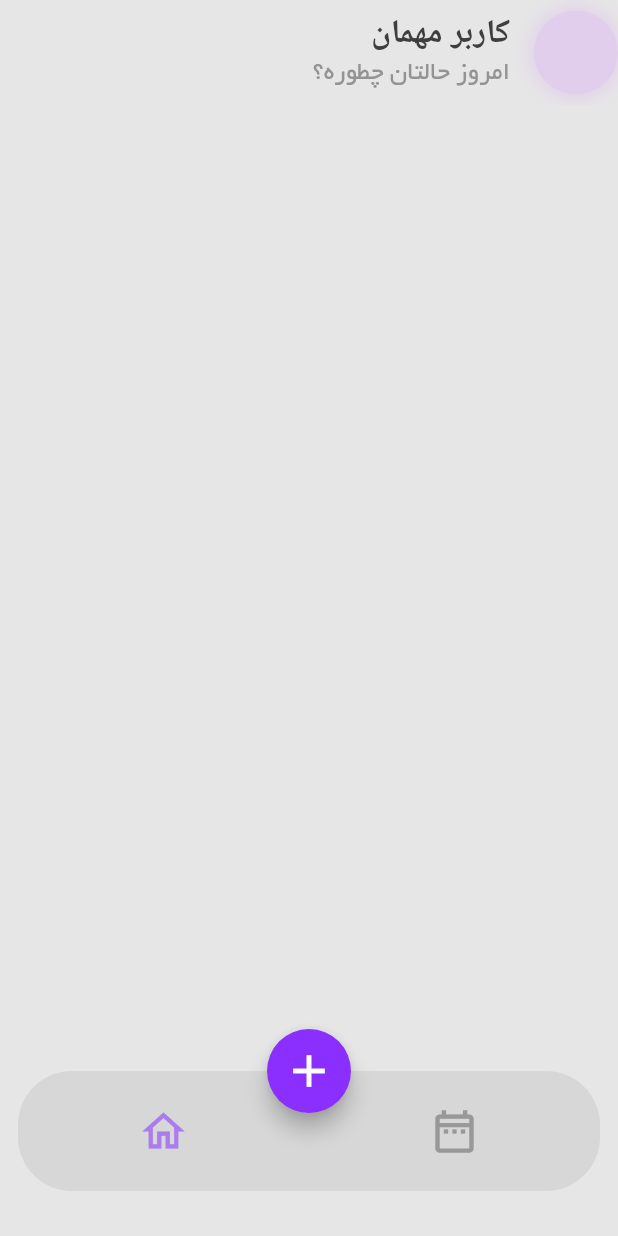
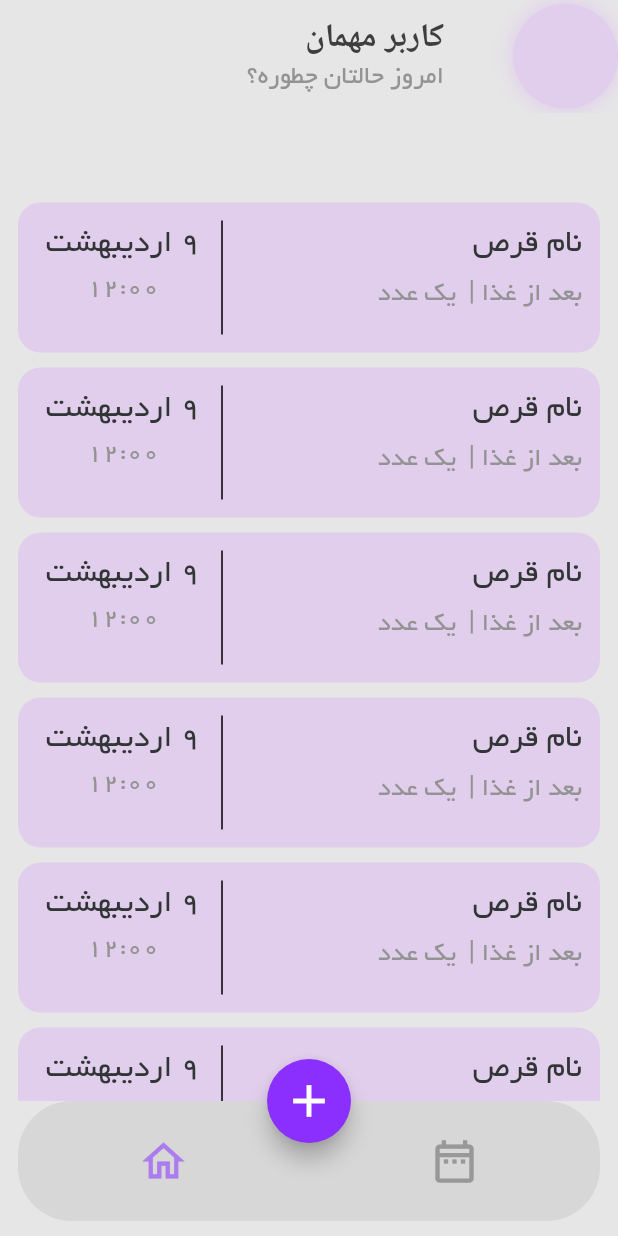
Before and after one commit to abbasihamed/medical_reminder, a Flutter app: the screen it shows after launch, on a phone screen of 412 x 824 dp. Run offline on Flutter 3.47's test engine with Material 3 defaults, Android fonts, the phone set to English and light mode, and no system bars; our stand-ins replace floor, flutter_bloc, get_it, sqflite; missing offline and left inert: persian_datetime_picker, time_picker_spinner; accounts and stored records are empty; generated files the repository leaves out were written again.

Commit message:
design home screen

```diff
--- /dev/null
+++ b/devtools_options.yaml
@@ -0,0 +1 @@
+extensions:
--- a/lib/config/app_theme.dart
+++ b/lib/config/app_theme.dart
@@ -60,6 +60,12 @@ class AppTheme {
           fontWeight: FontWeight.w400,
           fontStyle: FontStyle.normal,
         ),
+        bodyLarge: TextStyle(
+          fontSize: 22,
+          color: Color(0XFF313536),
+          fontWeight: FontWeight.w500,
+          fontStyle: FontStyle.normal,
+        ),
         labelLarge: TextStyle(
           fontSize: 22,
           color: Color(0XFFF7F5FF),
--- a/lib/presentations/screens/add_event_screen.dart
+++ b/lib/presentations/screens/add_event_screen.dart
@@ -80,7 +80,7 @@ class _AddEventBodyState extends State<AddEventBody> {
           children: [
             Text('نام دارو', style: context.textThem().labelMedium),
             TextFormField(
-              maxLength: 100,
+              maxLength: 60,
               minLines: 1,
               maxLines: 1,
               controller: pillNameController,
--- a/lib/presentations/screens/home_screen.dart
+++ b/lib/presentations/screens/home_screen.dart
@@ -1,5 +1,8 @@
+import 'package:flutter/cupertino.dart';
 import 'package:flutter/material.dart';
+import 'package:flutter/widgets.dart';
 import 'package:medical_reminder/core/extentions.dart';
+import 'package:persian_datetime_picker/persian_datetime_picker.dart';
 
 class HomeScreen extends StatelessWidget {
   const HomeScreen({super.key});
@@ -8,7 +11,7 @@ class HomeScreen extends StatelessWidget {
   Widget build(BuildContext context) {
     return Scaffold(
       appBar: AppBar(
-        toolbarHeight: 70,
+        toolbarHeight: 75,
         title: Column(
           crossAxisAlignment: CrossAxisAlignment.start,
           children: [
@@ -16,9 +19,11 @@ class HomeScreen extends StatelessWidget {
             Text('امروز حالتان چطوره؟', style: context.textThem().titleMedium),
           ],
         ),
-        leading: Container(
-          height: 60,
-          width: 60,
+        leading: Align(
+          alignment: Alignment.centerRight,
+          child: Container(
+            height: 70,
+            width: 70,
             decoration: BoxDecoration(
                 shape: BoxShape.circle,
                 color: context.theme().colorScheme.primary,
@@ -32,9 +37,81 @@ class HomeScreen extends StatelessWidget {
                 ]),
           ),
         ),
-      body: const SingleChildScrollView(
+        leadingWidth: 100,
+      ),
+      body: SingleChildScrollView(
         child: Column(
-          children: [],
+          crossAxisAlignment: CrossAxisAlignment.start,
+          children: [
+            SizedBox(
+              height: 50,
+              child: TextButton(
+                onPressed: () {},
+                child: Text(
+                  '${Jalali.now().formatter.d} ${Jalali.now().formatter.mN}',
+                  style: context.textThem().headlineMedium,
+                ),
+              ),
+            ),
+            SizedBox(
+              height: context.height() * 0.75,
+              width: context.width(),
+              child: ListView.builder(
+                itemCount: 20,
+                padding: const EdgeInsets.only(
+                  left: 12,
+                  right: 12,
+                  bottom: 100,
+                ),
+                itemBuilder: (context, index) {
+                  return Container(
+                    height: 100,
+                    width: context.width(),
+                    margin: const EdgeInsets.only(top: 10),
+                    padding: const EdgeInsets.all(12),
+                    decoration: BoxDecoration(
+                      color: const Color(0xFFE1CEEC),
+                      borderRadius: BorderRadius.circular(15),
+                    ),
+                    child: Row(
+                      children: [
+                        Expanded(
+                          flex: 2,
+                          child: Column(
+                            crossAxisAlignment: CrossAxisAlignment.start,
+                            children: [
+                              Text(
+                                'نام قرص',
+                                style: context.textThem().bodyLarge,
+                                overflow: TextOverflow.ellipsis,
+                              ),
+                              Text(
+                                'بعد از غذا |  یک عدد',
+                                style: context.textThem().titleMedium,
+                                overflow: TextOverflow.ellipsis,
+                              ),
+                            ],
+                          ),
+                        ),
+                        const VerticalDivider(),
+                        Expanded(
+                          flex: 1,
+                          child: Column(
+                            children: [
+                              Text('9 اردیبهشت',
+                                  style: context.textThem().bodyLarge),
+                              Text('12:00',
+                                  style: context.textThem().titleMedium),
+                            ],
+                          ),
+                        )
+                      ],
+                    ),
+                  );
+                },
+              ),
+            )
+          ],
         ),
       ),
     );
--- a/lib/presentations/widgets/custom_bottom_navigation.dart
+++ b/lib/presentations/widgets/custom_bottom_navigation.dart
@@ -1,3 +1,5 @@
+import 'dart:io';
+
 import 'package:flutter/material.dart';
 import 'package:medical_reminder/core/extentions.dart';
 
@@ -13,7 +15,11 @@ class CustomNavBar extends StatelessWidget {
     return Container(
       width: double.infinity,
       height: 80,
-      margin: const EdgeInsets.only(bottom: 30, left: 12, right: 12),
+      margin: EdgeInsets.only(
+        bottom: Platform.isAndroid ? 10 : 30,
+        left: 12,
+        right: 12,
+      ),
       decoration: BoxDecoration(
         color: context.theme().bottomNavigationBarTheme.backgroundColor,
         borderRadius: BorderRadius.circular(36),
```
Also changed, not shown: 1 other file. Lines whose indentation alone changed are shown as unchanged.
